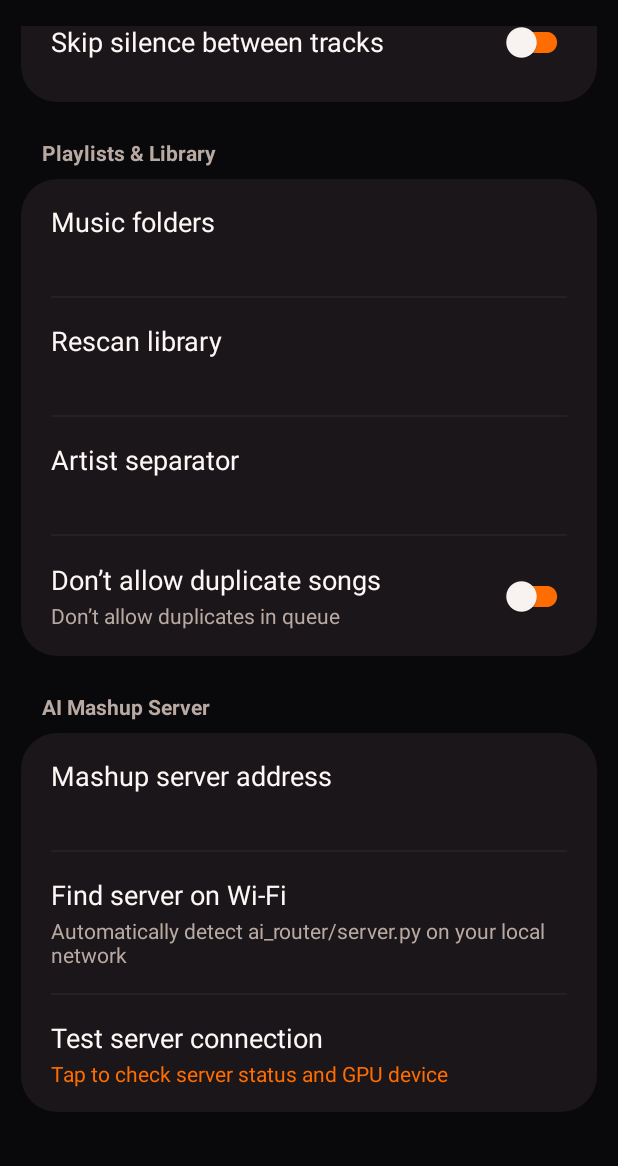
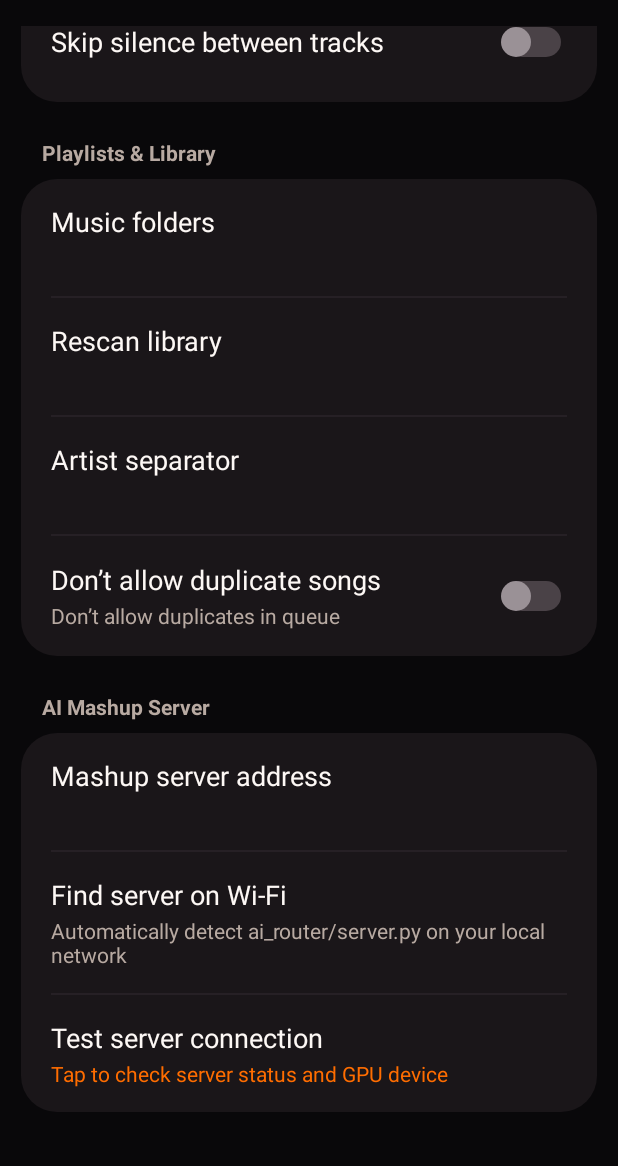
Before and after one commit to OzanKutlar/SongMerger, an Android app: the layout fragment_settings.xml on its own in the app's theme, with its tools: preview values and no code run, scrolled down 398 dp, on a phone screen of 412 x 824 dp, the part 70-1236 px from its top. Run offline under Robolectric (Android 15) with nearby library versions, the phone set to English and light mode, and no system bars.

Commit message:
fix(settings) : gray off-state and orange on-state for settings toggles add checked-state color lists and solid track/thumb shapes for SwitchCompat  replace single-color trackTint that kept tracks orange when off

```diff
--- /dev/null
+++ b/app/src/main/res/color/settings_switch_thumb.xml
@@ -0,0 +1,6 @@
+<?xml version="1.0" encoding="utf-8"?>
+<!-- Switch thumb: white on the orange track when on, light gray when off. -->
+<selector xmlns:android="http://schemas.android.com/apk/res/android">
+    <item android:color="#FFFFFFFF" android:state_checked="true" />
+    <item android:color="#FF9A9196" />
+</selector>
--- /dev/null
+++ b/app/src/main/res/color/settings_switch_track.xml
@@ -0,0 +1,6 @@
+<?xml version="1.0" encoding="utf-8"?>
+<!-- Switch track: orange when on, dark gray when off. -->
+<selector xmlns:android="http://schemas.android.com/apk/res/android">
+    <item android:color="@color/accent" android:state_checked="true" />
+    <item android:color="#FF4A4247" />
+</selector>
--- /dev/null
+++ b/app/src/main/res/drawable/settings_switch_thumb_shape.xml
@@ -0,0 +1,11 @@
+<?xml version="1.0" encoding="utf-8"?>
+<!-- Round thumb sitting 4dp inside the 28dp track; its color comes from @color/settings_switch_thumb. -->
+<inset xmlns:android="http://schemas.android.com/apk/res/android"
+    android:inset="4dp">
+    <shape android:shape="oval">
+        <solid android:color="#FFFFFFFF" />
+        <size
+            android:width="20dp"
+            android:height="20dp" />
+    </shape>
+</inset>
--- /dev/null
+++ b/app/src/main/res/drawable/settings_switch_track_shape.xml
@@ -0,0 +1,10 @@
+<?xml version="1.0" encoding="utf-8"?>
+<!-- Solid pill track; its color comes from @color/settings_switch_track. -->
+<shape xmlns:android="http://schemas.android.com/apk/res/android"
+    android:shape="rectangle">
+    <solid android:color="#FFFFFFFF" />
+    <corners android:radius="14dp" />
+    <size
+        android:width="52dp"
+        android:height="28dp" />
+</shape>
--- a/app/src/main/res/layout/fragment_settings.xml
+++ b/app/src/main/res/layout/fragment_settings.xml
@@ -238,8 +238,13 @@
                         android:id="@+id/settingsSwitchSkipSilence"
                         android:layout_width="wrap_content"
                         android:layout_height="wrap_content"
-                        app:thumbTint="@color/text_primary"
-                        app:trackTint="@color/accent" />
+                        android:thumb="@drawable/settings_switch_thumb_shape"
+                        app:switchMinWidth="52dp"
+                        app:thumbTint="@color/settings_switch_thumb"
+                        app:thumbTintMode="src_in"
+                        app:track="@drawable/settings_switch_track_shape"
+                        app:trackTint="@color/settings_switch_track"
+                        app:trackTintMode="src_in" />
                 </LinearLayout>
             </LinearLayout>
 
@@ -415,8 +420,13 @@
                         android:id="@+id/settingsSwitchNoDuplicates"
                         android:layout_width="wrap_content"
                         android:layout_height="wrap_content"
-                        app:thumbTint="@color/text_primary"
-                        app:trackTint="@color/accent" />
+                        android:thumb="@drawable/settings_switch_thumb_shape"
+                        app:switchMinWidth="52dp"
+                        app:thumbTint="@color/settings_switch_thumb"
+                        app:thumbTintMode="src_in"
+                        app:track="@drawable/settings_switch_track_shape"
+                        app:trackTint="@color/settings_switch_track"
+                        app:trackTintMode="src_in" />
                 </LinearLayout>
             </LinearLayout>
 
```
